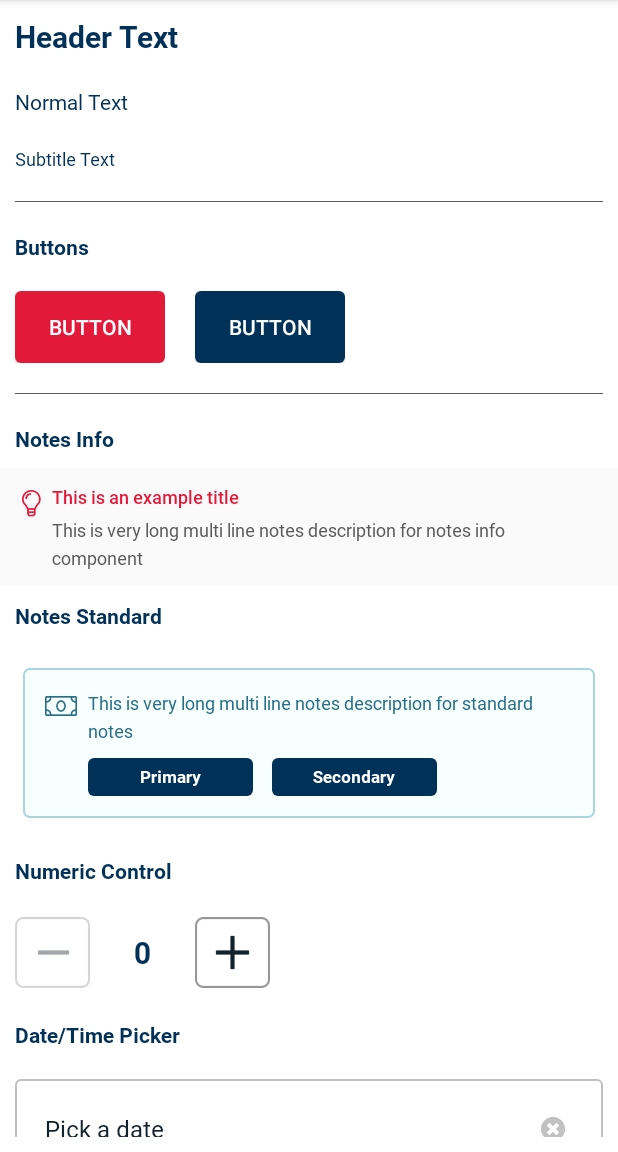
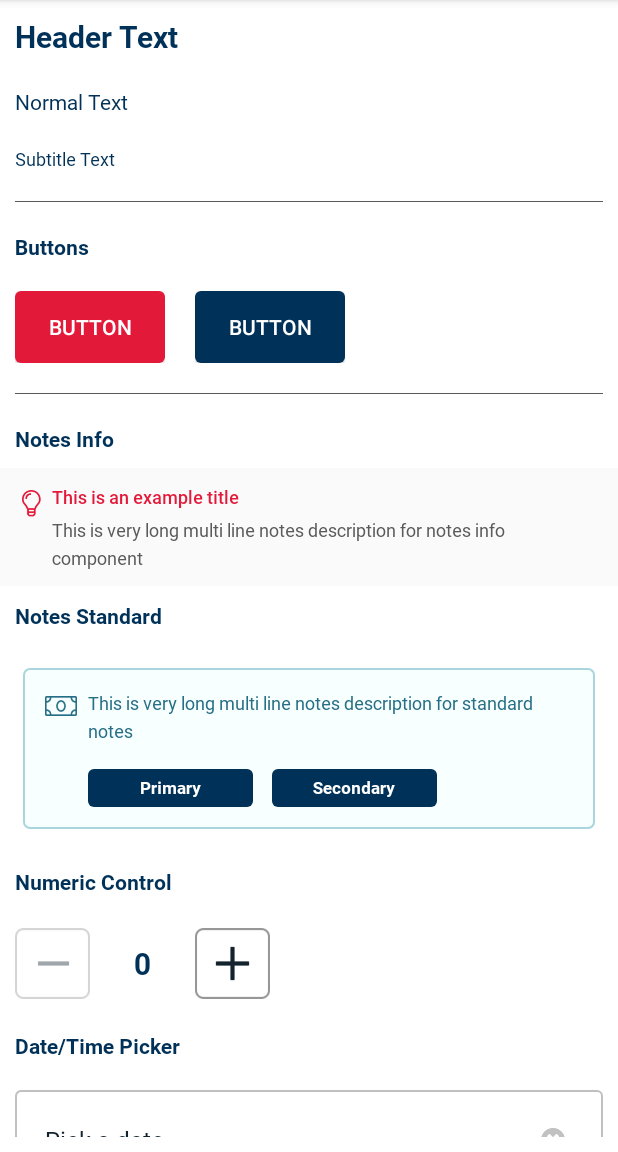
Before and after one commit to kaodim/android-design, an Android app: the screen it shows after launch (MainActivity), on a phone screen of 412 x 824 dp, the part 84-1236 px from its top. Run offline under Robolectric (Android 15) with nearby library versions, the phone set to English and light mode, and no system bars; libraries missing offline, so code that uses them is left out: com.aigestudio.wheelpicker.

Commit message:
Fixed notesStandard UI fix

```diff
--- a/kaodimdesign/src/main/res/layout/kdl_notes_standard.xml
+++ b/kaodimdesign/src/main/res/layout/kdl_notes_standard.xml
@@ -32,6 +32,7 @@
                 android:textColor="@color/jelly_bean"
                 android:lineSpacingMultiplier="1.30"
                 android:textSize="@dimen/size_12"
+                android:layout_marginBottom="7dp"
                 android:fontFamily="@font/roboto_regular"
                 android:visibility="visible"
                 android:text="This is an example of a notes with very long multi line description "/>
@@ -42,7 +43,7 @@
                 android:layout_height="wrap_content"
                 android:textColor="@color/jelly_bean"
                 android:textSize="@dimen/size_12"
-                android:layout_marginTop="7dp"
+
                 android:visibility="visible"
                 android:textStyle="italic"
                 android:text="This is secondary text"/>
```
